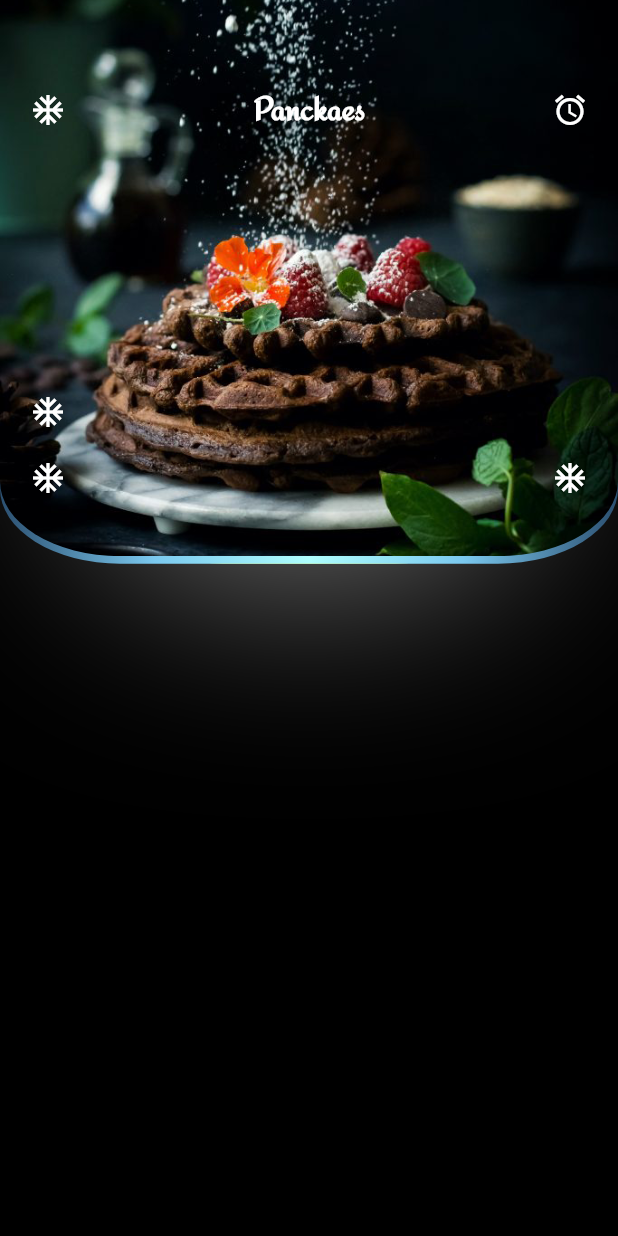
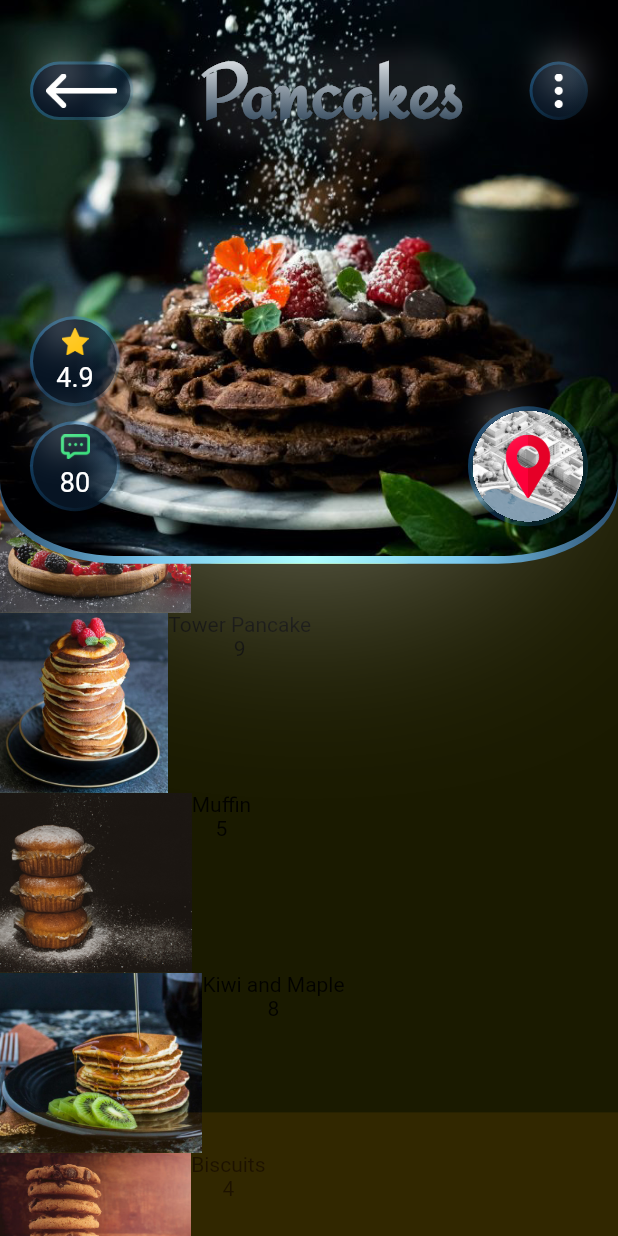
Before and after one commit to denissavishchev/pancake, a Flutter app: the screen it shows after launch, on a phone screen of 412 x 824 dp. Run offline on Flutter 3.47's test engine with Material 2 defaults, Android fonts, the phone set to English and light mode, and no system bars; drawn by our look-alikes of simple_gradient_text.

Commit message:
main_box_done

```diff
--- /dev/null
+++ b/lib/custom_buttons.dart
@@ -0,0 +1,226 @@
+import 'package:flutter/material.dart';
+
+class TopButton extends StatelessWidget {
+
+  final double width;
+  final String icon;
+
+  const TopButton({Key? key,
+    required this.width,
+    required this.icon,}) : super(key: key);
+
+  @override
+  Widget build(BuildContext context) {
+    return Stack(
+      alignment: Alignment.center,
+      children: [
+        Container(
+          width: width,
+          height: 39,
+          decoration: BoxDecoration(
+            gradient: LinearGradient(
+                colors: [
+                  const Color(0xff2376b9).withOpacity(0.6),
+                  const Color(0xff2376b9).withOpacity(0.1),
+                ],
+              begin: Alignment.topLeft,
+              end: Alignment.bottomRight
+            ),
+            borderRadius: const BorderRadius.all(Radius.circular(20)),
+          ),
+        ),
+        Container(
+          padding: const EdgeInsets.all(6),
+          width: width - 4,
+          height: 35,
+          decoration: BoxDecoration(
+            gradient: LinearGradient(
+              colors: [
+                const Color(0xff071423).withOpacity(1),
+                const Color(0xff071423).withOpacity(0.5),
+              ],
+              stops: const[
+                0.5, 1
+              ]
+            ),
+            borderRadius: const BorderRadius.all(Radius.circular(20)),
+          ),
+          child: Image.asset('assets/icons/$icon.png'),
+        ),
+        Positioned(
+          top: 5,
+          left: 20,
+          child: Container(
+            width: 5,
+            height: 5,
+            decoration: BoxDecoration(
+              borderRadius: BorderRadius.circular(10),
+              boxShadow: [
+                BoxShadow(
+                  color: Colors.white.withOpacity(0.5),
+                  spreadRadius: 8,
+                  blurRadius: 20,
+                )
+              ]
+            ),
+          ),
+        )
+      ],
+    );
+  }
+}
+
+class StatisticButton extends StatelessWidget {
+
+  final String icon;
+  final String text;
+
+  const StatisticButton({Key? key,
+    required this.icon,
+    required this.text}) : super(key: key);
+
+  @override
+  Widget build(BuildContext context) {
+    return Stack(
+      alignment: Alignment.center,
+      children: [
+        Container(
+          width: 60,
+          height: 60,
+          decoration: BoxDecoration(
+            gradient: LinearGradient(
+                colors: [
+                  const Color(0xff2376b9).withOpacity(0.6),
+                  const Color(0xff2376b9).withOpacity(0.1),
+                ],
+                begin: Alignment.topLeft,
+                end: Alignment.bottomRight
+            ),
+            borderRadius: const BorderRadius.all(Radius.circular(30)),
+          ),
+        ),
+        Container(
+          padding: const EdgeInsets.all(6),
+          width: 56,
+          height: 56,
+          decoration: BoxDecoration(
+            gradient: LinearGradient(
+                colors: [
+                  const Color(0xff071423).withOpacity(1),
+                  const Color(0xff071423).withOpacity(0.5),
+                ],
+                stops: const[
+                  0.5, 1
+                ]
+            ),
+            borderRadius: const BorderRadius.all(Radius.circular(30)),
+          ),
+          child: Column(
+            children: [
+              SizedBox(
+                width: 20,
+                  height: 18,
+                  child: Image.asset('assets/icons/$icon.png')),
+              const SizedBox(height: 4,),
+              Text(text, style: const TextStyle(color: Colors.white, fontSize: 18),),
+            ],
+          ),
+        ),
+        Positioned(
+          top: 5,
+          left: 20,
+          child: Container(
+            width: 5,
+            height: 5,
+            decoration: BoxDecoration(
+                borderRadius: BorderRadius.circular(10),
+                boxShadow: [
+                  BoxShadow(
+                    color: Colors.white.withOpacity(0.5),
+                    spreadRadius: 8,
+                    blurRadius: 20,
+                  )
+                ]
+            ),
+          ),
+        )
+      ],
+    );
+  }
+}
+
+class MapButton extends StatelessWidget {
+  const MapButton({Key? key,
+  }) : super(key: key);
+
+  @override
+  Widget build(BuildContext context) {
+    return Stack(
+      alignment: Alignment.center,
+      children: [
+        Container(
+          width: 80,
+          height: 80,
+          decoration: BoxDecoration(
+            gradient: LinearGradient(
+                colors: [
+                  const Color(0xff2376b9).withOpacity(0.6),
+                  const Color(0xff2376b9).withOpacity(0.1),
+                ],
+                begin: Alignment.topLeft,
+                end: Alignment.bottomRight
+            ),
+            borderRadius: const BorderRadius.all(Radius.circular(40)),
+          ),
+        ),
+        Container(
+          clipBehavior: Clip.hardEdge,
+          width: 74,
+          height: 74,
+          decoration: BoxDecoration(
+            gradient: LinearGradient(
+                colors: [
+                  const Color(0xff071423).withOpacity(1),
+                  const Color(0xff071423).withOpacity(0.5),
+                ],
+                stops: const[
+                  0.5, 1
+                ]
+            ),
+            borderRadius: const BorderRadius.all(Radius.circular(40)),
+          ),
+          child: Stack(
+            alignment: Alignment.center,
+            children: [
+              SizedBox(
+                height: 80,
+                  child: Image.asset('assets/icons/map.png',fit: BoxFit.cover,)),
+              Padding(
+                padding: const EdgeInsets.all(16.0),
+                child: Image.asset('assets/icons/placeholder.png'),
+              ),
+            ],
+          ),
+        ),
+        Positioned(
+          top: 5,
+          left: 20,
+          child: Container(
+            width: 5,
+            height: 5,
+            decoration: BoxDecoration(
+                borderRadius: BorderRadius.circular(10),
+                boxShadow: [
+                  BoxShadow(
+                    color: Colors.white.withOpacity(0.5),
+                    spreadRadius: 8,
+                    blurRadius: 20,
+                  )
+                ]
+            ),
+          ),
+        )
+      ],
+    );
+  }
+}
--- a/lib/home_page.dart
+++ b/lib/home_page.dart
@@ -1,5 +1,6 @@
 import 'package:flutter/material.dart';
 
+import 'item_box.dart';
 import 'main_box.dart';
 
 class HomePage extends StatelessWidget {
@@ -9,10 +10,27 @@ class HomePage extends StatelessWidget {
   Widget build(BuildContext context) {
     return Scaffold(
       backgroundColor: Colors.black,
-      body: Stack(
-        children: [
-          MainBox()
-        ],
+      body: SizedBox(
+        height: MediaQuery.of(context).size.height,
+        child: Stack(
+          children: [
+            Positioned(
+              bottom: 0,
+              child: SizedBox(
+                width: MediaQuery.of(context).size.width,
+                  height: MediaQuery.of(context).size.height * 0.65,
+                  child: ItemBox()),
+            ),
+            MainBox(),
+            Positioned(
+                bottom: 0,
+                child: Container(
+                    width: MediaQuery.of(context).size.width,
+                    height: MediaQuery.of(context).size.height * 0.1,
+                    color: Colors.orange.withOpacity(0.1)
+                )),
+          ],
+        ),
       )
     );
   }
--- /dev/null
+++ b/lib/item_box.dart
@@ -0,0 +1,51 @@
+import 'package:flutter/material.dart';
+import 'package:pancake/model.dart';
+
+class ItemBox extends StatelessWidget {
+  const ItemBox({
+    Key? key,
+  }) : super(key: key);
+
+  @override
+  Widget build(BuildContext context) {
+    return Scaffold(
+      backgroundColor: Colors.transparent,
+      body: FutureBuilder<List<Pancakes>>(
+        future: PancakesApi.getPancakes(context),
+        builder: (context, snapshot) {
+          final pancakes = snapshot.data;
+          switch (snapshot.connectionState) {
+            case ConnectionState.waiting:
+              return const Center(
+                child: CircularProgressIndicator(),
+              );
+            default:
+              return buildPancakes(pancakes!);
+          }
+        },
+      ),
+    );
+  }
+
+  Widget buildPancakes(List<Pancakes> pancakes) => ListView.builder(
+      itemCount: pancakes.length,
+      itemBuilder: (context, index) {
+        final pancake = pancakes[index];
+        return Container(
+          color: Colors.yellowAccent.withOpacity(0.1),
+          width: 120,
+          height: 120,
+          child: Row(
+            children: [
+              Image.asset('assets/images/${pancake.image}.png'),
+              Column(
+                children: [
+                  Text(pancake.name),
+                  Text(pancake.price),
+                ],
+              )
+            ],
+          ),
+        );
+      });
+}
--- a/lib/main_box.dart
+++ b/lib/main_box.dart
@@ -1,4 +1,6 @@
 import 'package:flutter/material.dart';
+import 'package:pancake/custom_buttons.dart';
+import 'package:simple_gradient_text/simple_gradient_text.dart';
 
 class MainBox extends StatelessWidget {
   const MainBox({Key? key}) : super(key: key);
@@ -17,7 +19,7 @@ class MainBox extends StatelessWidget {
                 borderRadius: const BorderRadius.all(Radius.circular(80)),
                 boxShadow: [
                   BoxShadow(
-                    color: Colors.white.withOpacity(0.5),
+                    color: Colors.white.withOpacity(0.4),
                     spreadRadius: 5,
                     blurRadius: 120,
                   )
@@ -63,33 +65,50 @@ class MainBox extends StatelessWidget {
           child: Scaffold(
             backgroundColor: Colors.transparent,
             body: Padding(
-              padding: const EdgeInsets.fromLTRB(20, 60, 20, 40),
+              padding: const EdgeInsets.fromLTRB(20, 30, 20, 20),
               child: Column(
                 mainAxisAlignment: MainAxisAlignment.spaceBetween,
                 children: [
                   Row(
                     mainAxisAlignment: MainAxisAlignment.spaceBetween,
                     children: [
-                      Icon(Icons.ac_unit, color: Colors.white,),
-                      Text('Panckaes', style: TextStyle(
-                          color: Colors.white,
-                        fontFamily: 'Redressed',
-                        fontWeight: FontWeight.bold,
-                        fontSize: 22
-                      ),),
-                      Icon(Icons.access_alarm, color: Colors.white,)
+                      const TopButton(width: 69, icon: 'arrow',),
+                      Container(
+                        decoration: BoxDecoration(
+                          borderRadius: const BorderRadius.all(Radius.circular(40)),
+                          boxShadow: [
+                            BoxShadow(
+                              color: Colors.white.withOpacity(0.08),
+                              blurRadius: 10,
+                              spreadRadius: 1,
+                              offset: const Offset(0, 5),
+                            )
+                          ]
+                        ),
+                        child: GradientText('Pancakes', style: const TextStyle(
+                          fontFamily: 'Redressed',
+                          fontWeight: FontWeight.bold,
+                          fontSize: 52
+                        ), colors: const [
+                          Colors.white,
+                          Color(0xff132c43),
+                        ],
+                          gradientType: GradientType.linear,
+                          gradientDirection: GradientDirection.ttb,
+                        ),
+                      ),
+                      const TopButton(width: 39, icon: 'dots')
                     ],
                   ),Column(
                     children: [
-                      Align(
+                      const Align(
                         alignment: Alignment.centerLeft,
-                          child: Icon(Icons.ac_unit, color: Colors.white,)),
-                      SizedBox(height: 20,),
+                          child: StatisticButton(icon: 'star', text: '4.9',)),
                       Row(
                         mainAxisAlignment: MainAxisAlignment.spaceBetween,
-                        children: [
-                          Icon(Icons.ac_unit, color: Colors.white,),
-                          Icon(Icons.ac_unit, color: Colors.white,),
+                        children: const [
+                          StatisticButton(icon: 'chat', text: '80',),
+                          MapButton(),
                         ],
                       ),
                     ],
--- /dev/null
+++ b/lib/model.dart
@@ -0,0 +1,30 @@
+import 'dart:convert';
+import 'package:flutter/material.dart';
+
+class Pancakes {
+  final String name;
+  final String image;
+  final String price;
+
+  const Pancakes({
+    required this.name,
+    required this.image,
+    required this.price,
+  });
+
+  static Pancakes fromJson(json) =>
+      Pancakes(
+        name: json['name'],
+        image: json['image'],
+        price: json['price'],
+      );
+}
+
+class PancakesApi {
+  static Future<List<Pancakes>> getPancakes(BuildContext context) async {
+    final assetBungle = DefaultAssetBundle.of(context);
+    final data = await assetBungle.loadString('assets/pancake.json');
+    final body = jsonDecode(data);
+    return body.map<Pancakes>(Pancakes.fromJson).toList();
+  }
+}
--- a/pubspec.yaml
+++ b/pubspec.yaml
@@ -36,6 +36,7 @@ dependencies:
   # The following adds the Cupertino Icons font to your application.
   # Use with the CupertinoIcons class for iOS style icons.
   cupertino_icons: ^1.0.2
+  simple_gradient_text: ^1.2.4
 
 dev_dependencies:
   flutter_test:
@@ -62,6 +63,8 @@ flutter:
   # To add assets to your application, add an assets section, like this:
   assets:
    - assets/images/
+   - assets/icons/
+   - assets/pancake.json
 
   # An image asset can refer to one or more resolution-specific "variants", see
   # https://flutter.dev/assets-and-images/#resolution-aware
```
Also changed, not shown: assets/pancake.json (added, +27 -0 lines), assets/icons/arrow.png (added), assets/icons/chat.png (added), assets/icons/check.png (added), assets/icons/dots.png (added), assets/icons/map.png (added), assets/icons/placeholder.png (added), assets/icons/star.png (added), pubspec.lock.
